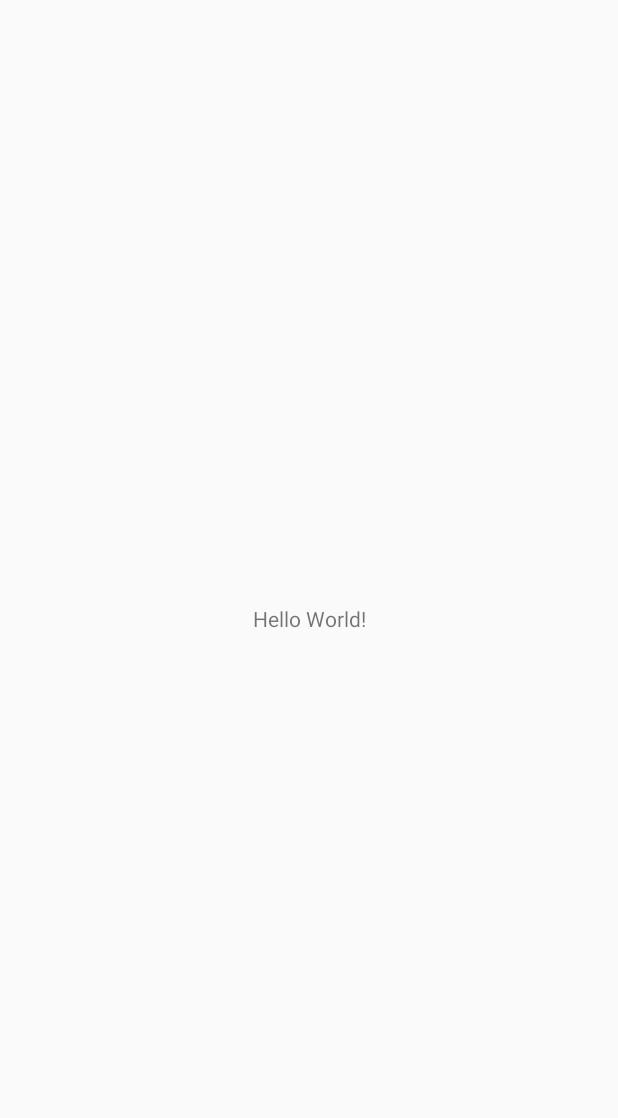
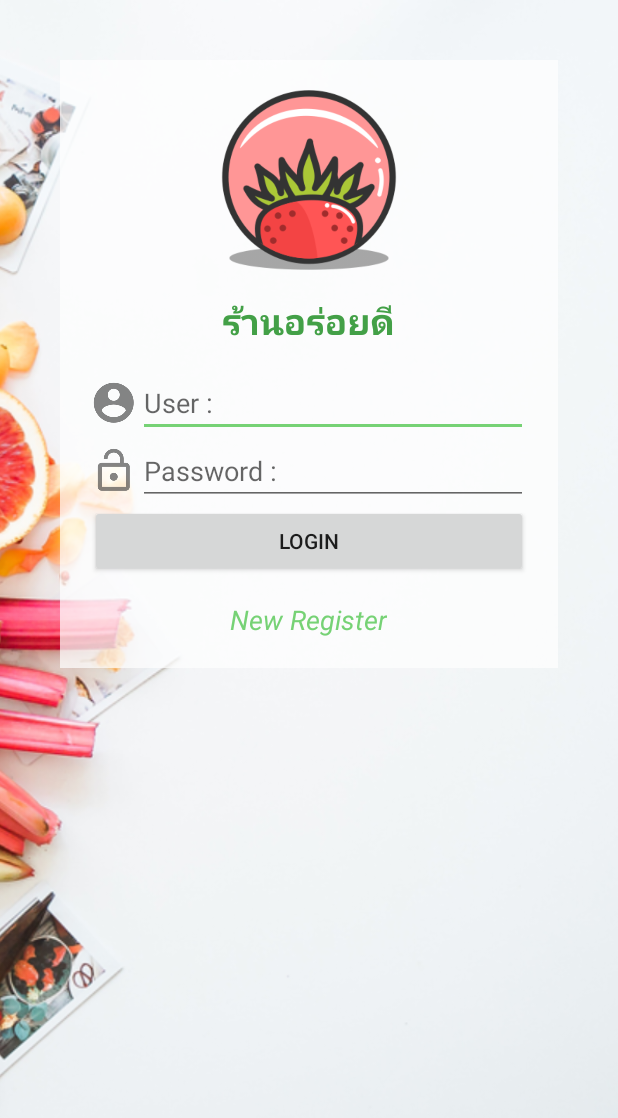
Before and after one commit to sabahoo55/SSTservice, an Android app: the screen it shows after launch (MainActivity), on a phone screen of 412 x 824 dp. Before the commit the part shown is almost empty. Shown: the top 1118 px of the screen. Run offline under Robolectric (Android 15) with nearby library versions, the phone set to English and light mode, and no system bars.

Commit message:
finish fragment

```diff
--- a/app/src/main/java/sahatara/com/sstservice/MainActivity.java
+++ b/app/src/main/java/sahatara/com/sstservice/MainActivity.java
@@ -1,13 +1,26 @@
 package sahatara.com.sstservice;
 
+import android.bluetooth.le.AdvertiseData;
 import android.support.v7.app.AppCompatActivity;
 import android.os.Bundle;
+
+import sahatara.com.sstservice.fragment.MainFragment;
 
 public class MainActivity extends AppCompatActivity {
 
     @Override
-    protected void onCreate(Bundle savedInstanceState) {
+    protected void onCreate(Bundle savedInstanceState) {  // เมนหลัก ทำก่อน เสมอ
         super.onCreate(savedInstanceState);
         setContentView(R.layout.activity_main);
-    }
-}
+
+ //       Add Fragment To Activity
+        if (savedInstanceState == null){
+            getSupportFragmentManager().beginTransaction()
+                    .add(R.id.contentMainFragment, new MainFragment())
+                    .commit();
+        }
+    }   // Main Method
+
+
+
+}   // Main Class
--- /dev/null
+++ b/app/src/main/java/sahatara/com/sstservice/fragment/MainFragment.java
@@ -0,0 +1,27 @@
+package sahatara.com.sstservice.fragment;
+
+import android.os.Bundle;
+import android.support.annotation.Nullable;
+import android.support.v4.app.Fragment;
+import android.view.LayoutInflater;
+import android.view.View;
+import android.view.ViewGroup;
+
+import sahatara.com.sstservice.R;
+
+/**
+ * Created by Aum on 14/12/2560.
+ */
+
+public class MainFragment extends Fragment{
+
+    @Nullable
+    @Override
+    public View onCreateView(LayoutInflater inflater,
+                             @Nullable ViewGroup container,
+                             @Nullable Bundle savedInstanceState) {
+        View view = inflater.inflate(R.layout.fragment_main, container, false);
+
+        return view;
+    }
+}   //Main Class
--- a/app/src/main/res/layout/activity_main.xml
+++ b/app/src/main/res/layout/activity_main.xml
@@ -5,14 +5,17 @@
     android:layout_width="match_parent"
     android:layout_height="match_parent"
     tools:context="sahatara.com.sstservice.MainActivity">
+   <!--Wallpaper-->
+    <ImageView
+        android:scaleType="centerCrop"
+        android:src="@drawable/bg"
+        android:layout_width="match_parent"
+        android:layout_height="match_parent" />
 
-    <TextView
-        android:layout_width="wrap_content"
-        android:layout_height="wrap_content"
-        android:text="Hello World!"
-        app:layout_constraintBottom_toBottomOf="parent"
-        app:layout_constraintLeft_toLeftOf="parent"
-        app:layout_constraintRight_toRightOf="parent"
-        app:layout_constraintTop_toTopOf="parent" />
+   <!--Content Of Fragment-->
+    <FrameLayout
+        android:id="@+id/contentMainFragment"
+        android:layout_width="match_parent"
+        android:layout_height="match_parent"/>
 
 </android.support.constraint.ConstraintLayout>
--- a/app/src/main/res/layout/fragment_main.xml
+++ b/app/src/main/res/layout/fragment_main.xml
@@ -5,6 +5,7 @@
     <!--Content-->
 
     <LinearLayout
+        android:background="#b4ffffff"
         android:padding="@dimen/padding"
         android:orientation="vertical"
         android:layout_margin="@dimen/margin"
```
Also changed, not shown: app/src/main/res/drawable/bg.png (added).
